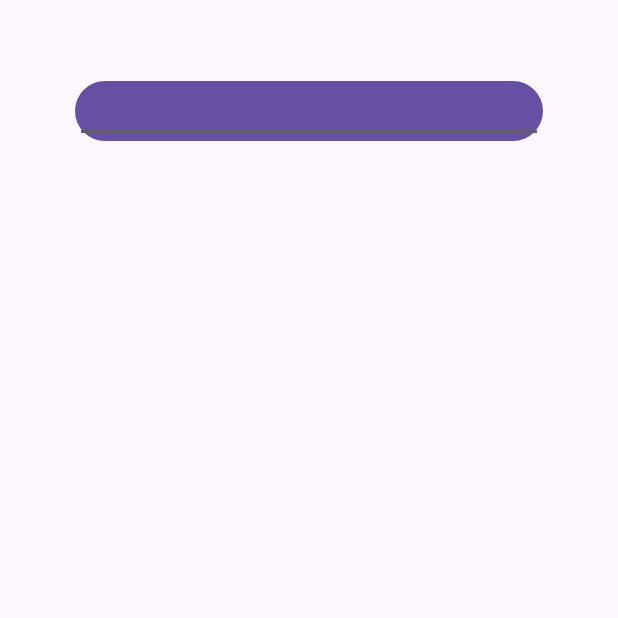
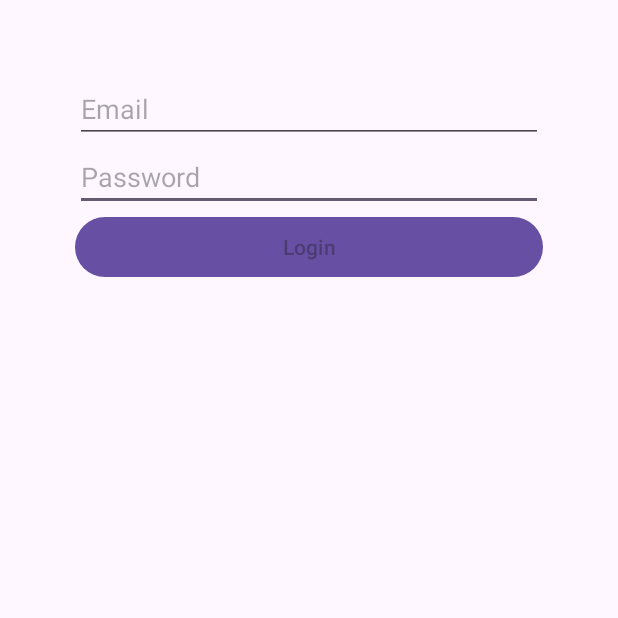
Before and after one commit to vijcoelho/springboot-mobile, an Android app: the screen it shows after launch (MainActivity), after a tap on an icon or button, on a phone screen of 412 x 824 dp, the top half of it. Run offline under Robolectric (Android 15) with nearby library versions, the phone set to English and light mode, and no system bars.

Commit message:
doesnt work

```diff
--- a/test_tcc_mobile/app/build.gradle.kts
+++ b/test_tcc_mobile/app/build.gradle.kts
@@ -37,5 +37,8 @@ dependencies {
     androidTestImplementation("androidx.test.espresso:espresso-core:3.5.1")
     implementation("com.squareup.retrofit2:retrofit:2.9.0")
     implementation("com.squareup.retrofit2:converter-gson:2.9.0")
+    implementation ("com.squareup.retrofit2:converter-scalars:2.1.0")
+
+
 
 }
--- a/test_tcc_mobile/app/src/main/AndroidManifest.xml
+++ b/test_tcc_mobile/app/src/main/AndroidManifest.xml
@@ -11,6 +11,7 @@
         android:roundIcon="@mipmap/ic_launcher_round"
         android:supportsRtl="true"
         android:theme="@style/Theme.Test_tcc_mobile"
+        android:usesCleartextTraffic="true"
         tools:targetApi="31">
         <activity
             android:name=".MainActivity"
--- a/test_tcc_mobile/app/src/main/java/com/api/test_tcc_mobile/MainActivity.java
+++ b/test_tcc_mobile/app/src/main/java/com/api/test_tcc_mobile/MainActivity.java
@@ -20,6 +20,9 @@ import retrofit2.Response;
 
 public class MainActivity extends AppCompatActivity {
 
+
+    private RetrofitServer retrofit;
+
     @Override
     protected void onCreate(Bundle savedInstanceState) {
         super.onCreate(savedInstanceState);
@@ -28,6 +31,8 @@ public class MainActivity extends AppCompatActivity {
         TextInputEditText inputEditTextEmail = findViewById(R.id.textInputEmail);
         TextInputEditText textInputEditPassword = findViewById(R.id.textInputPassword);
         MaterialButton login_Button = findViewById(R.id.login_button);
+
+        retrofit = new RetrofitServer();
 
         login_Button.setOnClickListener(view -> {
             String email = String.valueOf(inputEditTextEmail.getText());
@@ -38,25 +43,30 @@ public class MainActivity extends AppCompatActivity {
             user.setPassword(password);
 
             authenticateUser(user);
-        });
-    }
-
+            });
+        }
     private void authenticateUser(User user) {
-        RetrofitServer retrofit = new RetrofitServer();
         UserRetrofit userRetrofit = retrofit.getAuthUser();
 
         Call<String> call = userRetrofit.authenticateUser(user);
         call.enqueue(new Callback<String>() {
             @Override
             public void onResponse(Call<String> call, Response<String> response) {
-                Toast.makeText(MainActivity.this, "Login", Toast.LENGTH_SHORT).show();
+                if (response.isSuccessful()) {
+                    showToast("Login successful");
+                } else {
+                    showToast("Authentication failed: " + response.message());
+                }
             }
-
             @Override
             public void onFailure(Call<String> call, Throwable t) {
-                Toast.makeText(MainActivity.this, "Error", Toast.LENGTH_SHORT).show();
+                showToast("Error during authentication");
                 Logger.getLogger(MainActivity.class.getName()).log(Level.SEVERE, "ERROR:", t);
             }
         });
     }
+
+    private void showToast(String message) {
+        runOnUiThread(() -> Toast.makeText(MainActivity.this, message, Toast.LENGTH_SHORT).show());
+    }
 }
--- a/test_tcc_mobile/app/src/main/java/com/api/test_tcc_mobile/retrofit/RetrofitServer.java
+++ b/test_tcc_mobile/app/src/main/java/com/api/test_tcc_mobile/retrofit/RetrofitServer.java
@@ -1,9 +1,11 @@
 package com.api.test_tcc_mobile.retrofit;
 
 import com.google.gson.Gson;
+import com.google.gson.GsonBuilder;
 
 import retrofit2.Retrofit;
 import retrofit2.converter.gson.GsonConverterFactory;
+import retrofit2.converter.scalars.ScalarsConverterFactory;
 
 public class RetrofitServer {
 
@@ -14,11 +16,14 @@ public class RetrofitServer {
     }
 
     private void initializeRetrofit() {
+        Gson gson = new GsonBuilder().setLenient().create();
         retrofit = new Retrofit.Builder()
                 .baseUrl("http://192.168.15.15:9000")
-                .addConverterFactory(GsonConverterFactory.create(new Gson()))
+                .addConverterFactory(GsonConverterFactory.create(gson))
+                .addConverterFactory(ScalarsConverterFactory.create())
                 .build();
     }
+
 
     public Retrofit getRetrofit() {
         return retrofit;
--- a/test_tcc_mobile/app/src/main/res/layout/activity_main.xml
+++ b/test_tcc_mobile/app/src/main/res/layout/activity_main.xml
@@ -1,5 +1,6 @@
 <?xml version="1.0" encoding="utf-8"?>
-<androidx.constraintlayout.widget.ConstraintLayout xmlns:android="http://schemas.android.com/apk/res/android"
+<androidx.constraintlayout.widget.ConstraintLayout
+    xmlns:android="http://schemas.android.com/apk/res/android"
     xmlns:app="http://schemas.android.com/apk/res-auto"
     xmlns:tools="http://schemas.android.com/tools"
     android:layout_width="match_parent"
@@ -12,26 +13,26 @@
         android:layout_width="match_parent"
         android:layout_height="wrap_content"
         android:hint="@string/login"
-        tools:layout_editor_absoluteX="28dp"
-        tools:layout_editor_absoluteY="554dp"
-        tools:ignore="MissingConstraints" />
+        app:layout_constraintTop_toBottomOf="@+id/textInputPassword"
+        app:layout_constraintStart_toStartOf="parent"
+        app:layout_constraintEnd_toEndOf="parent" />
 
     <com.google.android.material.textfield.TextInputEditText
         android:id="@+id/textInputPassword"
         android:layout_width="match_parent"
         android:layout_height="wrap_content"
         android:hint="@string/password"
-        tools:ignore="MissingConstraints"
-        tools:layout_editor_absoluteX="0dp"
-        tools:layout_editor_absoluteY="261dp" />
+        app:layout_constraintTop_toBottomOf="@+id/textInputEmail"
+        app:layout_constraintStart_toStartOf="parent"
+        app:layout_constraintEnd_toEndOf="parent" />
 
     <com.google.android.material.textfield.TextInputEditText
         android:id="@+id/textInputEmail"
         android:layout_width="match_parent"
         android:layout_height="wrap_content"
         android:hint="@string/email"
-        tools:ignore="MissingConstraints"
-        tools:layout_editor_absoluteX="0dp"
-        tools:layout_editor_absoluteY="178dp" />
+        app:layout_constraintTop_toTopOf="parent"
+        app:layout_constraintStart_toStartOf="parent"
+        app:layout_constraintEnd_toEndOf="parent" />
 
 </androidx.constraintlayout.widget.ConstraintLayout>
--- a/test_tcc_mobile/app/src/main/res/values/strings.xml
+++ b/test_tcc_mobile/app/src/main/res/values/strings.xml
@@ -1,6 +1,6 @@
 <resources>
     <string name="app_name">test_tcc_mobile</string>
-    <string name="email" />
-    <string name="password" />
-    <string name="login" />
+    <string name="email"> Email </string>
+    <string name="password"> Password </string>
+    <string name="login" > Login </string>
 </resources>
```
Also changed, not shown: tcc/src/main/java/com/teste/tcc/controller/UserController.java (+4 -5 lines), tcc/src/main/java/com/teste/tcc/model/user/UserDao.java (+4 -11 lines), 1 other file.
